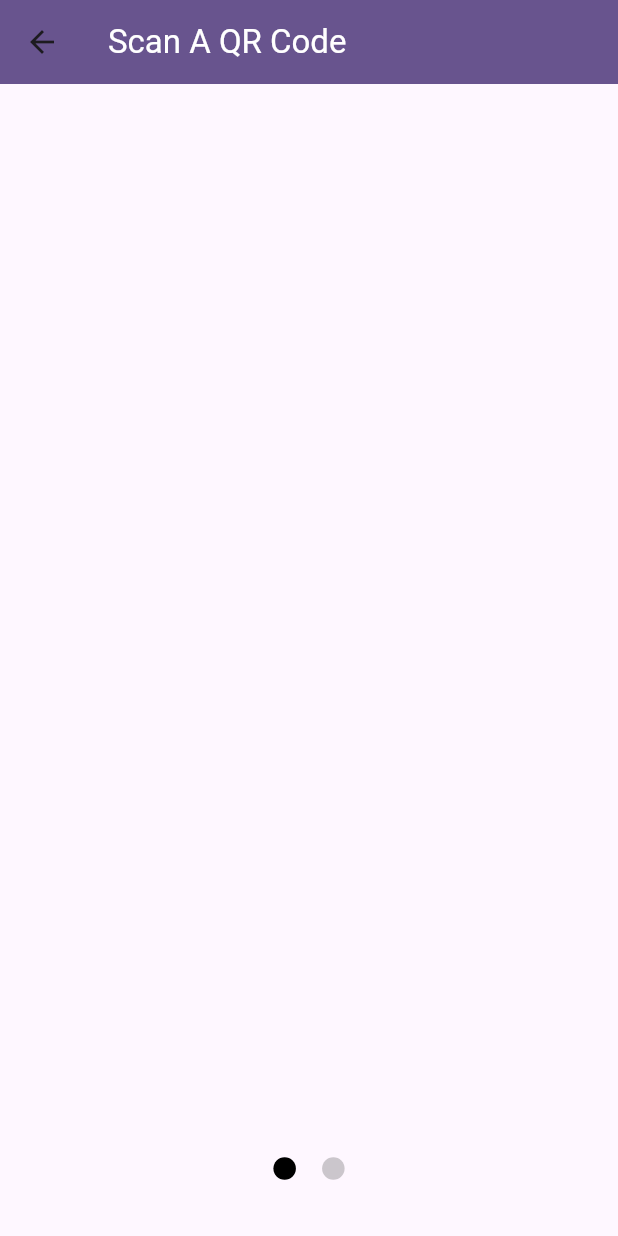
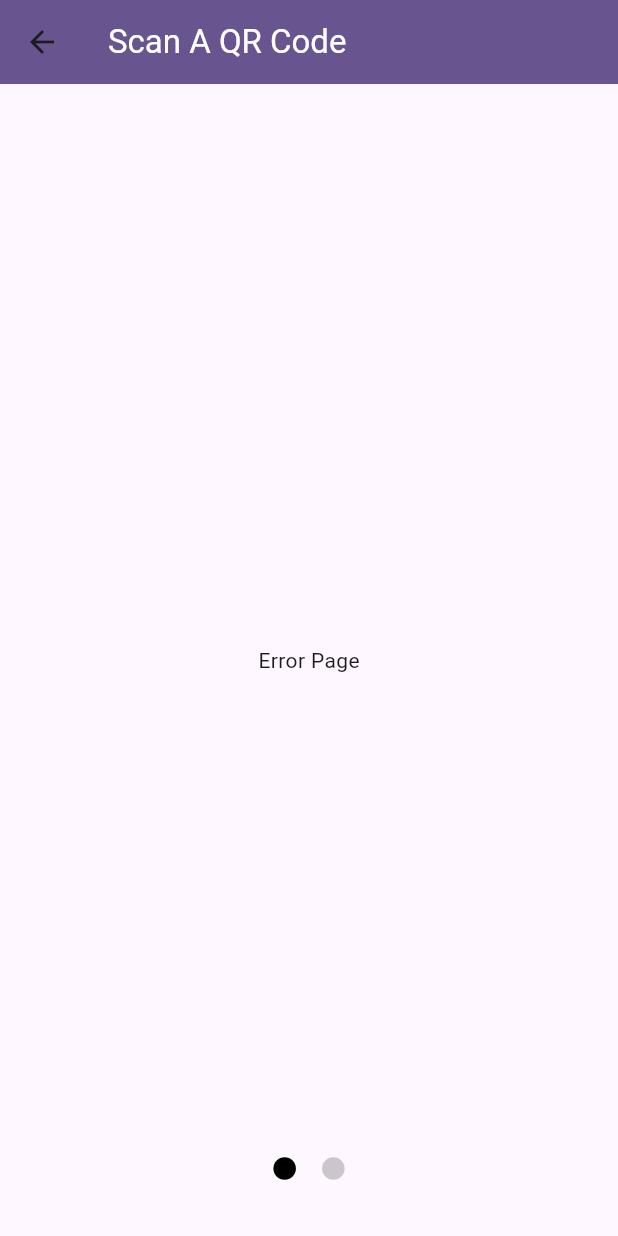
Before and after one commit to yamatashe-official/qr_code_scanner, a Flutter app: the ErrorPage screen opened by its route, on a phone screen of 412 x 824 dp. Run offline on Flutter 3.47's test engine with Material 2 defaults, Android fonts, the phone set to English and light mode, and no system bars; our stand-ins replace auto_size_text, qr_flutter; missing offline and left inert: mobile_scanner.

```diff
--- a/lib/globals/colors.dart
+++ b/lib/globals/colors.dart
@@ -1,8 +1,8 @@
 import 'package:flutter/material.dart';
 
 mixin AppColors {
-  final white = Color.fromARGB(255, 255, 255, 255);
-  final black = Color.fromARGB(255, 0, 0, 0);
-  final brandAccent = Color.fromARGB(255, 231, 224, 18);
-  final brandMain = Color.fromARGB(255, 178, 187, 51);
+  final white = const Color.fromARGB(255, 255, 255, 255);
+  final black = const Color.fromARGB(255, 0, 0, 0);
+  final brandAccent = const Color.fromARGB(255, 231, 224, 18);
+  final brandMain = const Color.fromARGB(255, 178, 187, 51);
 }
--- a/lib/pages/error_page.dart
+++ b/lib/pages/error_page.dart
@@ -6,6 +6,10 @@ class ErrorPage extends StatelessWidget {
 
   @override
   Widget build(BuildContext context) {
-    return const Scaffold();
+    return const Scaffold(
+      body: Center(
+        child: Text("Error Page"),
+      ),
+    );
   }
 }
```
